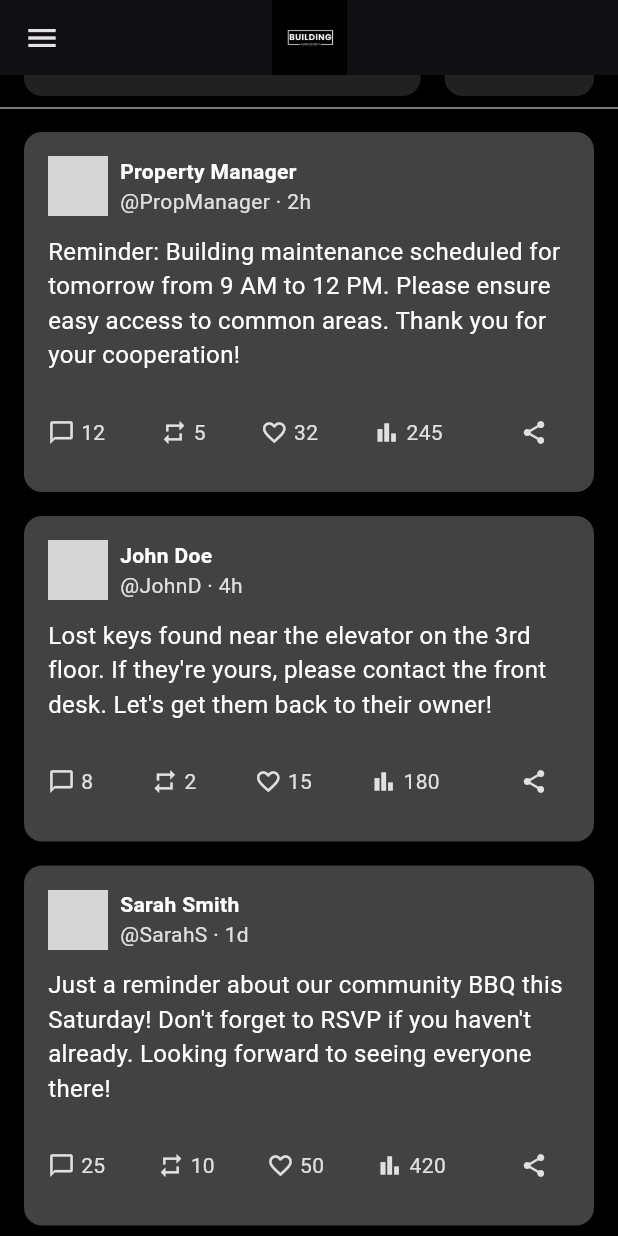
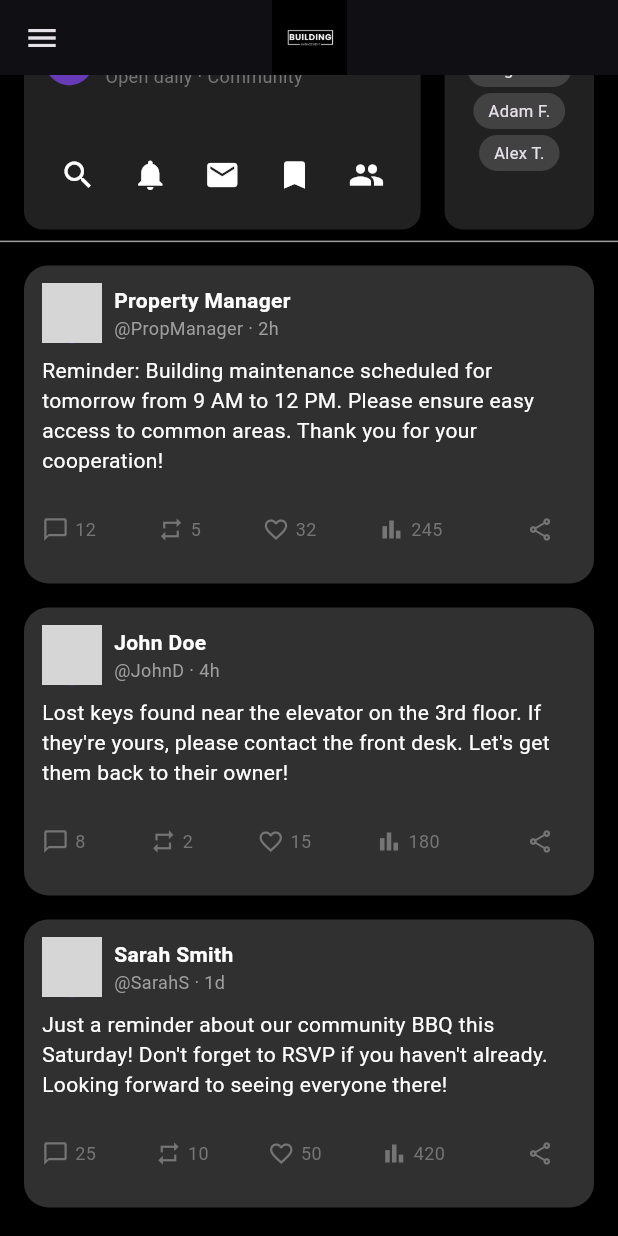
Before and after one commit to adhfarg/buildingmanagement, a Flutter app: the screen it shows after launch, scrolled down 363 dp, on a phone screen of 412 x 824 dp. Run offline on Flutter 3.47's test engine with Material 3 defaults, Android fonts, the phone set to English and light mode, and no system bars; our stand-ins replace cached_network_image, shared_preferences; network calls fail; grey boxes are pictures that could not be loaded.

Commit message:
Home Full Update

```diff
--- a/lib/widgets/main_feed.dart
+++ b/lib/widgets/main_feed.dart
@@ -83,8 +83,7 @@ class _MainFeedState extends State<MainFeed> {
   void _shuffleAndSetResidents() {
     setState(() {
       List<String> shuffled = List.from(allResidents)..shuffle();
-      _currentResidents =
-          shuffled.take(5).toList(); // Changed from take(3) to take(5)
+      _currentResidents = shuffled.take(5).toList();
     });
   }
 
@@ -138,14 +137,18 @@ class _MainFeedState extends State<MainFeed> {
                       child: Padding(
                         padding: const EdgeInsets.all(12),
                         child: Column(
-                          crossAxisAlignment: CrossAxisAlignment.start,
+                          crossAxisAlignment: CrossAxisAlignment.center,
                           mainAxisSize: MainAxisSize.min,
                           children: [
-                            const Text(
-                              'Building Updates',
-                              style: TextStyle(
-                                fontSize: 20,
-                                fontWeight: FontWeight.bold,
+                            Container(
+                              width: double.infinity,
+                              child: const Text(
+                                'Building Updates',
+                                textAlign: TextAlign.center,
+                                style: TextStyle(
+                                  fontSize: 20,
+                                  fontWeight: FontWeight.bold,
+                                ),
                               ),
                             ),
                             const SizedBox(height: 12),
--- a/lib/widgets/post.dart
+++ b/lib/widgets/post.dart
@@ -18,14 +18,13 @@ class PostWidget extends StatelessWidget {
         'https://ui-avatars.com/api/?name=${Uri.encodeComponent(post.username)}&background=random&color=fff';
 
     return Card(
-      color: Colors.grey[
-          800], // Changed from Colors.grey[500] to Colors.grey[800] for darker background
+      color: Colors.grey[850],
       margin: const EdgeInsets.symmetric(vertical: 8, horizontal: 16),
       shape: RoundedRectangleBorder(
-        borderRadius: BorderRadius.circular(12),
+        borderRadius: BorderRadius.circular(16),
       ),
       child: Padding(
-        padding: const EdgeInsets.all(16),
+        padding: const EdgeInsets.all(12),
         child: Column(
           crossAxisAlignment: CrossAxisAlignment.start,
           children: [
@@ -45,13 +44,14 @@ class PostWidget extends StatelessWidget {
                         style: const TextStyle(
                           fontWeight: FontWeight.bold,
                           color: Colors.white,
+                          fontSize: 14,
                         ),
                       ),
                       Text(
                         '${post.handle} · ${post.timeAgo}',
                         style: TextStyle(
-                          color: Colors.grey[300],
-                          fontSize: 14,
+                          color: Colors.grey[500],
+                          fontSize: 12,
                         ),
                       ),
                     ],
@@ -59,12 +59,12 @@ class PostWidget extends StatelessWidget {
                 ),
               ],
             ),
-            const SizedBox(height: 12),
+            const SizedBox(height: 8),
             Text(
               post.content,
-              style: const TextStyle(fontSize: 16, color: Colors.white),
+              style: const TextStyle(fontSize: 14, color: Colors.white),
             ),
-            const SizedBox(height: 16),
+            const SizedBox(height: 12),
             Row(
               mainAxisAlignment: MainAxisAlignment.spaceBetween,
               children: [
@@ -93,9 +93,11 @@ class PostWidget extends StatelessWidget {
                   () => context.read<PostModel>().incrementViews(index),
                 ),
                 IconButton(
-                  icon: const Icon(Icons.share, size: 18),
+                  icon: const Icon(Icons.share_outlined, size: 18),
                   onPressed: () {},
-                  color: Colors.grey[300],
+                  color: Colors.grey[600],
+                  padding: EdgeInsets.zero,
+                  constraints: const BoxConstraints(),
                 ),
               ],
             ),
@@ -114,14 +116,15 @@ class PostWidget extends StatelessWidget {
     return InkWell(
       onTap: onTap,
       child: Row(
+        mainAxisSize: MainAxisSize.min,
         children: [
-          Icon(icon, size: 18, color: Colors.grey[300]),
+          Icon(icon, size: 18, color: Colors.grey[600]),
           const SizedBox(width: 4),
           Text(
             count,
             style: TextStyle(
-              color: Colors.grey[300],
-              fontSize: 14,
+              color: Colors.grey[600],
+              fontSize: 12,
             ),
           ),
         ],
```
